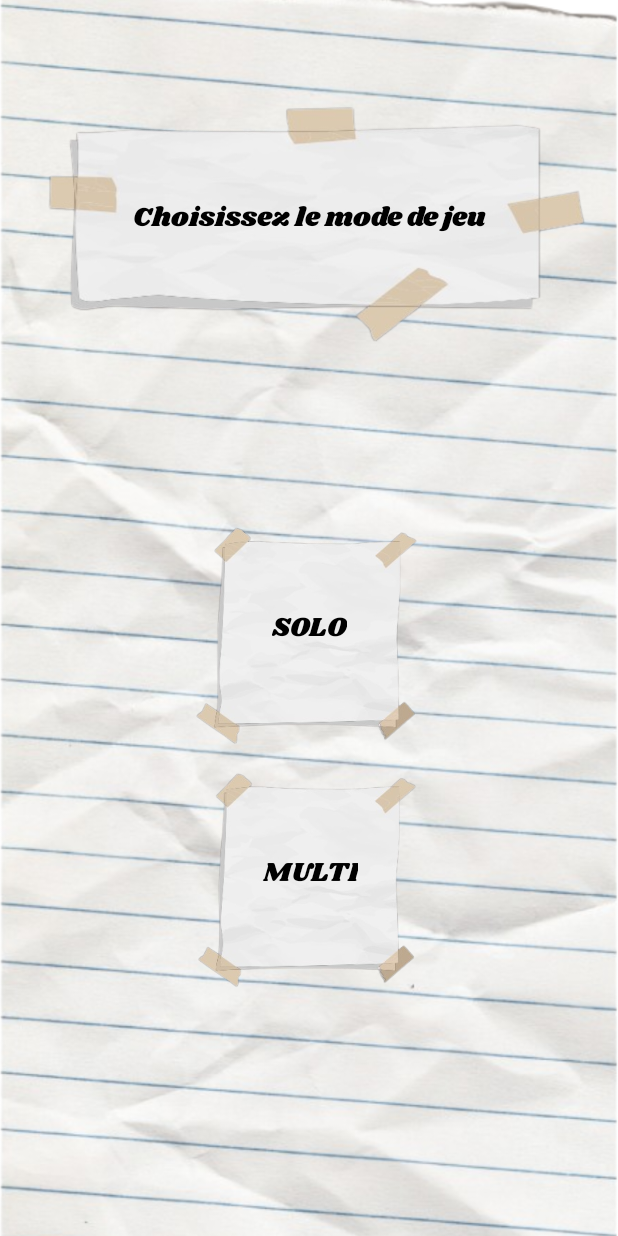
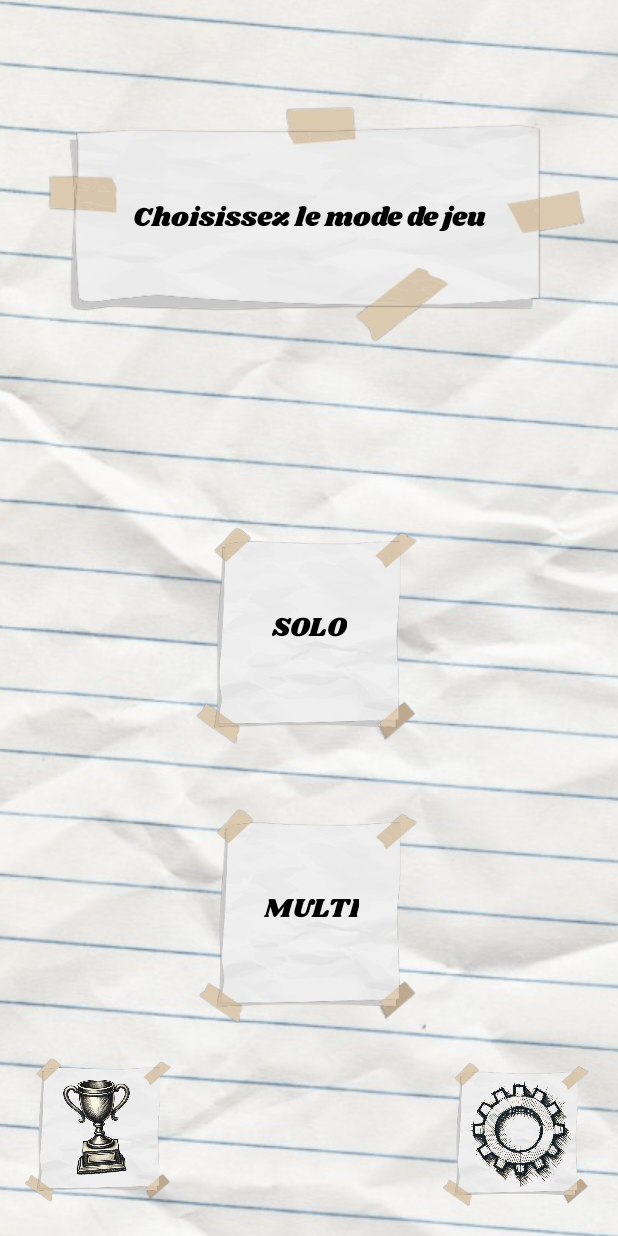
Before and after one commit to MasterPNJ/MiniPaper, an Android app: the layout activity_main.xml on its own in the app's theme, with its tools: preview values and no code run, on a phone screen of 412 x 824 dp. Run offline under Robolectric (Android 15) with nearby library versions, the phone set to English and light mode, and no system bars.

Commit message:
Fix main menu & add option/leaderboard button
Fix main menu & add option/leaderboard button

```diff
--- a/app/src/main/res/layout/activity_main.xml
+++ b/app/src/main/res/layout/activity_main.xml
@@ -9,7 +9,7 @@
 
     <ImageView
         android:id="@+id/backgroundImage"
-        android:layout_width="1800dp"
+        android:layout_width="2000dp"
         android:layout_height="match_parent"
         android:adjustViewBounds="true"
         android:scaleType="centerCrop"
@@ -17,7 +17,8 @@
         app:layout_constraintBottom_toBottomOf="parent"
         app:layout_constraintEnd_toEndOf="parent"
         app:layout_constraintStart_toStartOf="parent"
-        app:layout_constraintTop_toTopOf="parent" />
+        app:layout_constraintTop_toTopOf="parent"
+        app:layout_constraintVertical_bias="1.0" />
 
     <ImageView
         android:id="@+id/imageView8"
@@ -54,10 +55,8 @@
         android:layout_marginBottom="114dp"
         app:layout_constraintBottom_toBottomOf="parent"
         app:layout_constraintEnd_toEndOf="parent"
-        app:layout_constraintHorizontal_bias="1.0"
         app:layout_constraintStart_toStartOf="parent"
         app:layout_constraintTop_toBottomOf="@+id/imageView9"
-        app:layout_constraintVertical_bias="0.0"
         app:srcCompat="@drawable/paper_2" />
 
     <TextView
@@ -102,4 +101,54 @@
         app:layout_constraintStart_toStartOf="@+id/imageView8"
         app:layout_constraintTop_toTopOf="@+id/imageView8" />
 
+    <ImageView
+        android:id="@+id/imageView12"
+        android:layout_width="107dp"
+        android:layout_height="110dp"
+        android:layout_marginTop="568dp"
+        android:layout_marginBottom="16dp"
+        app:layout_constraintBottom_toBottomOf="parent"
+        app:layout_constraintEnd_toEndOf="parent"
+        app:layout_constraintHorizontal_bias="0.957"
+        app:layout_constraintStart_toStartOf="parent"
+        app:layout_constraintTop_toTopOf="@+id/backgroundImage"
+        app:layout_constraintVertical_bias="1.0"
+        app:srcCompat="@drawable/paper_2" />
+
+    <ImageView
+        android:id="@+id/imageView13"
+        android:layout_width="107dp"
+        android:layout_height="109dp"
+        android:layout_marginTop="160dp"
+        app:layout_constraintBottom_toBottomOf="parent"
+        app:layout_constraintEnd_toEndOf="parent"
+        app:layout_constraintHorizontal_bias="0.042"
+        app:layout_constraintStart_toStartOf="parent"
+        app:layout_constraintTop_toTopOf="parent"
+        app:layout_constraintVertical_bias="0.965"
+        app:srcCompat="@drawable/paper_2" />
+
+    <ImageView
+        android:id="@+id/imageView"
+        android:layout_width="82dp"
+        android:layout_height="138dp"
+        android:rotation="14"
+        app:layout_constraintBottom_toBottomOf="@+id/imageView13"
+        app:layout_constraintEnd_toEndOf="@+id/imageView13"
+        app:layout_constraintHorizontal_bias="0.48"
+        app:layout_constraintStart_toStartOf="@+id/imageView13"
+        app:layout_constraintTop_toTopOf="@+id/imageView13"
+        app:layout_constraintVertical_bias="0.448"
+        app:srcCompat="@drawable/trophee" />
+
+    <ImageView
+        android:id="@+id/imageView2"
+        android:layout_width="95dp"
+        android:layout_height="152dp"
+        app:layout_constraintBottom_toBottomOf="@+id/imageView12"
+        app:layout_constraintEnd_toEndOf="@+id/imageView12"
+        app:layout_constraintStart_toStartOf="@+id/imageView12"
+        app:layout_constraintTop_toTopOf="@+id/imageView12"
+        app:srcCompat="@drawable/rouage" />
+
 </androidx.constraintlayout.widget.ConstraintLayout>
--- a/app/src/main/res/values-night/themes.xml
+++ b/app/src/main/res/values-night/themes.xml
@@ -1,6 +1,6 @@
 <resources xmlns:tools="http://schemas.android.com/tools">
     <!-- Base application theme. -->
-    <style name="Theme.MiniPaper" parent="Theme.MaterialComponents.DayNight.DarkActionBar">
+    <style name="Theme.MiniPaper" parent="Theme.MaterialComponents.DayNight.NoActionBar">
         <!-- Primary brand color. -->
         <item name="colorPrimary">@color/purple_200</item>
         <item name="colorPrimaryVariant">@color/purple_700</item>
--- a/app/src/main/res/values/themes.xml
+++ b/app/src/main/res/values/themes.xml
@@ -1,6 +1,6 @@
 <resources xmlns:tools="http://schemas.android.com/tools">
     <!-- Base application theme. -->
-    <style name="Theme.MiniPaper" parent="Theme.MaterialComponents.DayNight.DarkActionBar">
+    <style name="Theme.MiniPaper" parent="Theme.MaterialComponents.DayNight.NoActionBar">
         <!-- Primary brand color. -->
         <item name="colorPrimary">@color/purple_500</item>
         <item name="colorPrimaryVariant">@color/purple_700</item>
```
Also changed, not shown: app/src/main/res/drawable/rouage.png (added), app/src/main/res/drawable/trophee.png (added).
